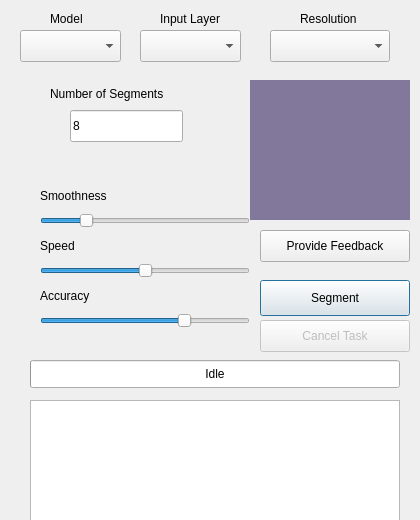
First picture: the form in segmenter_dialog_base.ui, repository sirebellum/qgis-segmentation, before the edit.
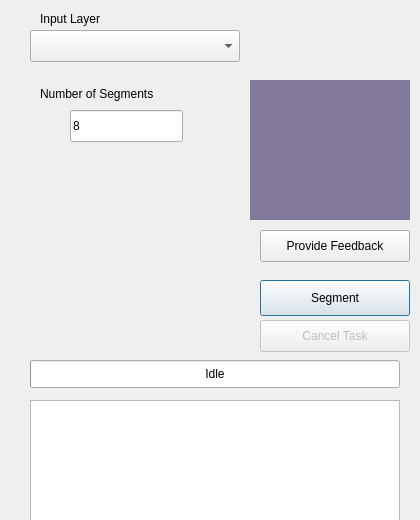
Second picture: the form after the edit.

Commit message: Refactor UI layout and remove unused components in segmenter dialog

What changed in the file:
```diff
--- a/segmenter_dialog_base.ui
+++ b/segmenter_dialog_base.ui
@@ -117,57 +117,12 @@
    <set>Qt::AlignCenter</set>
   </property>
   </widget>
-  <widget class="QComboBox" name="inputLoadModel">
-   <property name="geometry">
-    <rect>
-      <x>20</x>
-      <y>30</y>
-      <width>101</width>
-      <height>32</height>
-    </rect>
-   </property>
-   <property name="toolTip">
-    <string/>
-   </property>
-   <property name="currentText">
-    <string/>
-   </property>
-   <property name="placeholderText">
-    <string>K-Means</string>
-   </property>
-  </widget>
-  <widget class="QLabel" name="labelLoadModel">
-   <property name="geometry">
-    <rect>
-      <x>50</x>
-      <y>10</y>
-      <width>81</width>
-      <height>18</height>
-    </rect>
-   </property>
-   <property name="text">
-    <string comment="Number of segments to divide input into">Model</string>
-   </property>
-  </widget>
-  <widget class="QLabel" name="labelSegments">
-   <property name="geometry">
-    <rect>
-      <x>50</x>
-      <y>85</y>
-      <width>161</width>
-      <height>18</height>
-    </rect>
-   </property>
-   <property name="text">
-    <string comment="Number of segments to divide input into">Number of Segments</string>
-   </property>
-  </widget>
   <widget class="QComboBox" name="inputLayer">
    <property name="geometry">
     <rect>
-      <x>140</x>
+      <x>30</x>
       <y>30</y>
-      <width>101</width>
+      <width>210</width>
       <height>32</height>
     </rect>
    </property>
@@ -184,9 +139,9 @@
   <widget class="QLabel" name="labelLoadModel_2">
    <property name="geometry">
     <rect>
-      <x>160</x>
+      <x>40</x>
       <y>10</y>
-      <width>81</width>
+      <width>161</width>
       <height>18</height>
     </rect>
    </property>
@@ -194,12 +149,12 @@
     <string comment="Number of segments to divide input into">Input Layer</string>
    </property>
   </widget>
-  <widget class="QLabel" name="labelLoadModel_3">
+  <widget class="QLabel" name="labelSegments">
    <property name="geometry">
     <rect>
-      <x>300</x>
-      <y>10</y>
-      <width>81</width>
+      <x>40</x>
+      <y>85</y>
+      <width>161</width>
       <height>18</height>
     </rect>
    </property>
@@ -207,26 +162,7 @@
     <string/>
    </property>
    <property name="text">
-    <string comment="Number of segments to divide input into">Resolution</string>
-   </property>
-  </widget>
-  <widget class="QComboBox" name="inputRes">
-   <property name="geometry">
-    <rect>
-      <x>270</x>
-      <y>30</y>
-      <width>120</width>
-      <height>32</height>
-    </rect>
-   </property>
-   <property name="toolTip">
-    <string>Higher resolution means more detailed segment map.</string>
-   </property>
-   <property name="currentText">
-    <string/>
-   </property>
-   <property name="placeholderText">
-    <string/>
+    <string comment="Number of segments to divide input into">Number of Segments</string>
    </property>
   </widget>
   <widget class="QLineEdit" name="inputSegments">
@@ -245,111 +181,6 @@
     <string/>
    </property>
   </widget>
-  <widget class="QLabel" name="labelSmoothness">
-   <property name="geometry">
-    <rect>
-     <x>40</x>
-     <y>185</y>
-     <width>151</width>
-     <height>21</height>
-    </rect>
-   </property>
-   <property name="text">
-    <string>Smoothness</string>
-   </property>
-  </widget>
-  <widget class="QSlider" name="sliderSmoothness">
-   <property name="geometry">
-    <rect>
-    <x>40</x>
-    <y>210</y>
-    <width>210</width>
-    <height>22</height>
-    </rect>
-   </property>
-   <property name="minimum">
-    <number>0</number>
-   </property>
-   <property name="maximum">
-    <number>100</number>
-   </property>
-   <property name="value">
-    <number>20</number>
-   </property>
-   <property name="orientation">
-    <enum>Qt::Horizontal</enum>
-   </property>
-  </widget>
-  <widget class="QLabel" name="labelSpeed">
-   <property name="geometry">
-    <rect>
-    <x>40</x>
-    <y>235</y>
-    <width>151</width>
-    <height>21</height>
-    </rect>
-   </property>
-   <property name="text">
-    <string>Speed</string>
-   </property>
-  </widget>
-  <widget class="QSlider" name="sliderSpeed">
-   <property name="geometry">
-    <rect>
-     <x>40</x>
-     <y>260</y>
-     <width>210</width>
-     <height>22</height>
-    </rect>
-   </property>
-   <property name="minimum">
-    <number>0</number>
-   </property>
-   <property name="maximum">
-    <number>100</number>
-   </property>
-   <property name="value">
-    <number>50</number>
-   </property>
-   <property name="orientation">
-    <enum>Qt::Horizontal</enum>
-   </property>
-  </widget>
-  <widget class="QLabel" name="labelAccuracy">
-   <property name="geometry">
-    <rect>
-     <x>40</x>
-     <y>285</y>
-     <width>151</width>
-     <height>21</height>
-    </rect>
-   </property>
-   <property name="text">
-    <string>Accuracy</string>
-   </property>
-  </widget>
-  <widget class="QSlider" name="sliderAccuracy">
-   <property name="geometry">
-    <rect>
-     <x>40</x>
-     <y>310</y>
-     <width>210</width>
-     <height>22</height>
-    </rect>
-   </property>
-   <property name="minimum">
-    <number>0</number>
-   </property>
-   <property name="maximum">
-    <number>100</number>
-   </property>
-   <property name="value">
-    <number>70</number>
-   </property>
-   <property name="orientation">
-    <enum>Qt::Horizontal</enum>
-   </property>
-  </widget>
   <widget class="QPushButton" name="buttonFeedback">
    <property name="geometry">
     <rect>
```
Left out of the diff: 5 changed lines with no effect on the pictures. The commit also changes 23 other files.
